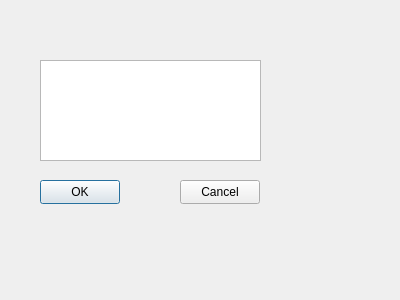
Above: textdialog.ui from Anzure/QtAppDev-exam before the change. Below: the same form after it.
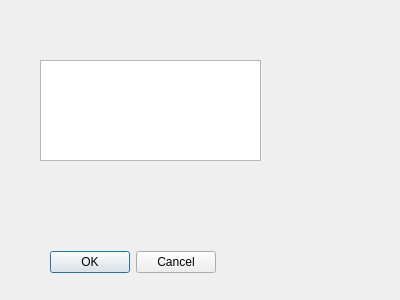
That is the form after the change.

Commit message: 🐛 Fixed save/load note bugs

```diff
--- a/textdialog.ui
+++ b/textdialog.ui
@@ -23,30 +23,17 @@
     </rect>
    </property>
   </widget>
-  <widget class="QPushButton" name="pushButton">
+  <widget class="QDialogButtonBox" name="buttonBox">
    <property name="geometry">
     <rect>
-     <x>40</x>
-     <y>180</y>
-     <width>80</width>
+     <x>50</x>
+     <y>250</y>
+     <width>166</width>
      <height>24</height>
     </rect>
    </property>
-   <property name="text">
-    <string>OK</string>
-   </property>
-  </widget>
-  <widget class="QPushButton" name="pushButton_2">
-   <property name="geometry">
-    <rect>
-     <x>180</x>
-     <y>180</y>
-     <width>80</width>
-     <height>24</height>
-    </rect>
-   </property>
-   <property name="text">
-    <string>Cancel</string>
+   <property name="standardButtons">
+    <set>QDialogButtonBox::Cancel|QDialogButtonBox::Ok</set>
    </property>
   </widget>
  </widget>
```
The commit also changes 2 other files.
